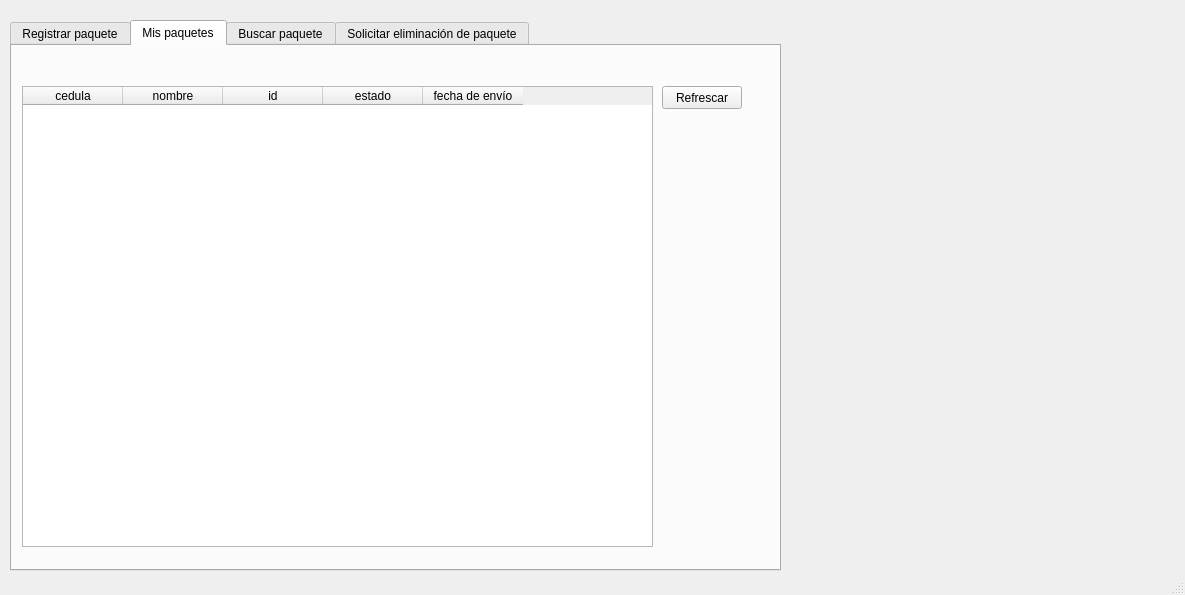
The window that mainwindow.ui (reddeimer/EPN-Package-System-Project) describes before a commit, drawn with Qt 5.
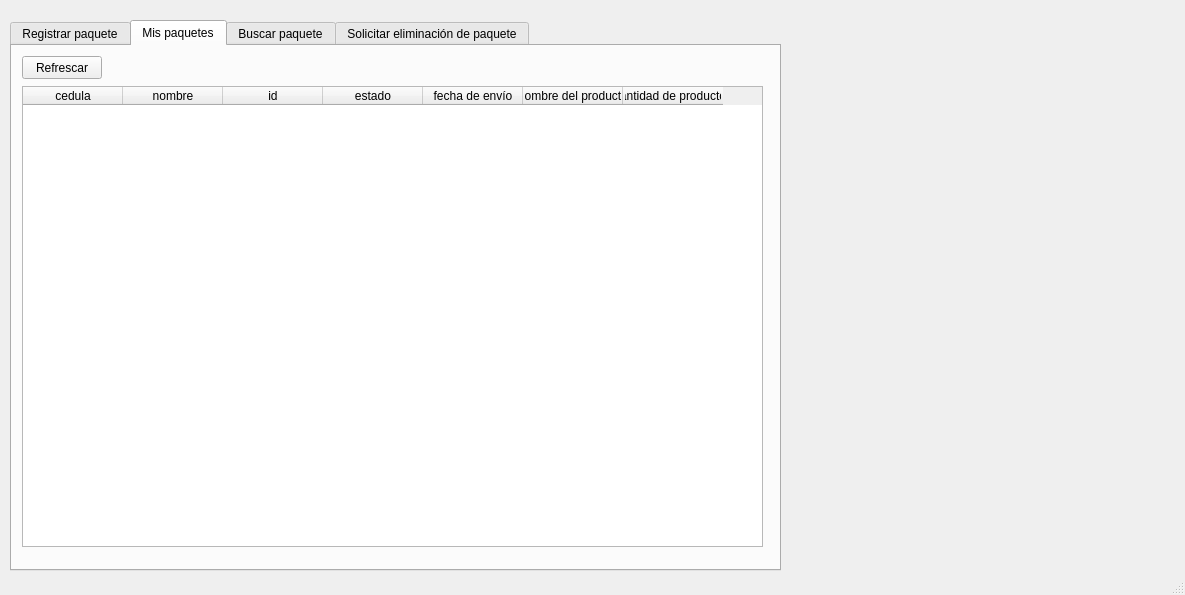
The same window after the commit. The open tabs and pages were chosen to show the change.

What changed in the file:
```diff
--- a/mainwindow.ui
+++ b/mainwindow.ui
@@ -105,7 +105,7 @@
        <rect>
         <x>10</x>
         <y>40</y>
-        <width>631</width>
+        <width>741</width>
         <height>461</height>
        </rect>
       </property>
@@ -134,12 +134,22 @@
         <string>fecha de envío</string>
        </property>
       </column>
+      <column>
+       <property name="text">
+        <string>nombre del producto</string>
+       </property>
+      </column>
+      <column>
+       <property name="text">
+        <string>cantidad de productos</string>
+       </property>
+      </column>
      </widget>
      <widget class="QPushButton" name="refreshButton">
       <property name="geometry">
        <rect>
-        <x>650</x>
-        <y>40</y>
+        <x>10</x>
+        <y>10</y>
         <width>80</width>
         <height>23</height>
        </rect>
```
Left out of the diff: 19 changed lines with no effect on the pictures.
